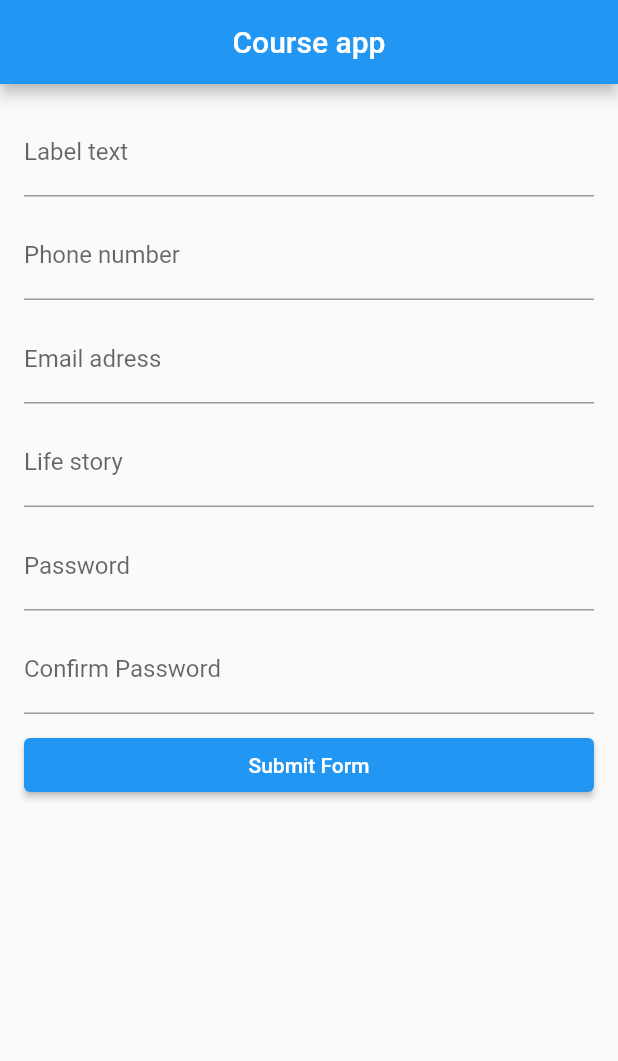
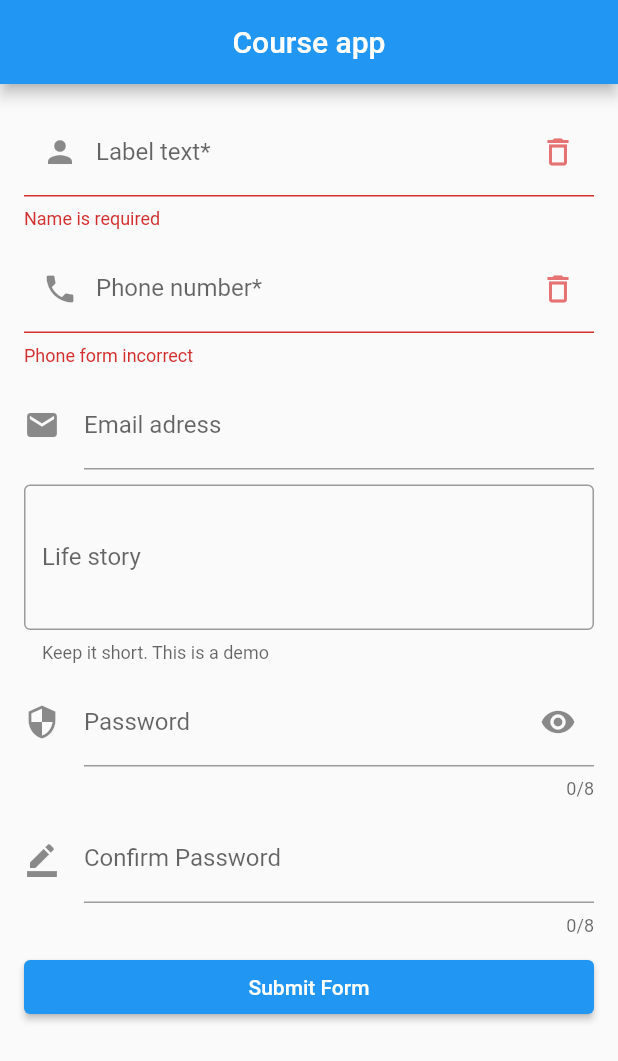
Before and after one commit to hardhill/course-flutter, a Flutter app: the screen it shows after launch, after a tap on "Submit Form", on a phone screen of 412 x 824 dp. Shown: the top 1061 px of the screen. Run offline on Flutter 3.47's test engine with Material 2 defaults, Android fonts, the phone set to English and light mode, and no system bars.

Commit message:
form lesson (validation)

```diff
--- a/lib/main.dart
+++ b/lib/main.dart
@@ -1,4 +1,5 @@
 import 'package:flutter/material.dart';
+import 'package:flutter/services.dart';
 
 void main() {
   runApp(const MyApp());
@@ -16,7 +17,8 @@ class MyApp extends StatelessWidget {
     );
   }
 }
-class MyHomePage extends StatelessWidget{
+
+class MyHomePage extends StatelessWidget {
   @override
   Widget build(BuildContext context) {
     return Scaffold(
@@ -27,36 +29,168 @@ class MyHomePage extends StatelessWidget{
       body: _bodyPage(),
     );
   }
+}
 
-}
 class _bodyPage extends StatefulWidget {
   @override
   State<_bodyPage> createState() => _bodyPageState();
 }
 
 class _bodyPageState extends State<_bodyPage> {
+  bool _hidePass = true;
+  final _nameController = TextEditingController();
+  final _phoneController = TextEditingController();
+  final _emailController = TextEditingController();
+  final _storyController = TextEditingController();
+  final _passwordController = TextEditingController();
+  final _confirmController = TextEditingController();
+  final _formKey = GlobalKey<FormState>();
+  @override
+  void dispose() {
+    _nameController.dispose();
+    _phoneController.dispose();
+    _emailController.dispose();
+    _storyController.dispose();
+    _passwordController.dispose();
+    _confirmController.dispose();
+    super.dispose();
+  }
   @override
   Widget build(BuildContext context) {
-    return ListView(
-      padding: EdgeInsets.all(16),
-      children: [
-        TextField(
-          decoration: InputDecoration(labelText: "Label text"),
-        ),
-        SizedBox(height: 10,),
-        TextFormField(decoration: InputDecoration(labelText: "Phone number"),),
-        SizedBox(height: 10,),
-        TextFormField(decoration: InputDecoration(labelText: "Email adress"),),
-        SizedBox(height: 10,),
-        TextFormField(decoration: InputDecoration(labelText: "Life story"),),
-        SizedBox(height: 10,),
-        TextFormField(decoration: InputDecoration(labelText: "Password"),),
-        SizedBox(height: 10,),
-        TextFormField(decoration: InputDecoration(labelText: "Confirm Password"),),
-        SizedBox(height: 10,),
-        ElevatedButton(onPressed: (){},
-            child: Text("Submit Form"))
-      ],
+    return Form(
+      key: _formKey,
+      child: ListView(
+        padding: EdgeInsets.all(16),
+        children: [
+          TextFormField(
+            controller: _nameController,
+            decoration: InputDecoration(
+              labelText: "Label text*",
+              hintText: "What do people call you?",
+              prefixIcon: Icon(Icons.person),
+              suffixIcon: Icon(
+                Icons.delete_outline,
+                color: Colors.red.shade300,
+              ),
+              enabledBorder: OutlineInputBorder(
+                  borderRadius: BorderRadius.circular(20),
+                  borderSide: BorderSide()),
+              focusedBorder: OutlineInputBorder(
+                  borderRadius: BorderRadius.circular(20),
+                  borderSide: BorderSide(color: Colors.blueAccent)),
+            ),
+            validator: _validateName,
+          ),
+          SizedBox(
+            height: 10,
+          ),
+          TextFormField(
+            controller: _phoneController,
+            decoration: InputDecoration(
+                labelText: "Phone number*",
+                hintText: "Where can we reach you?",
+                helperText: "Phone format (XXX)XXX-XXXX",
+                prefixIcon: Icon(Icons.phone),
+                suffixIcon: Icon(
+                  Icons.delete_outline,
+                  color: Colors.red[300],
+                ),
+                focusedBorder: OutlineInputBorder(
+                    borderSide: BorderSide(color: Colors.blue),
+                    borderRadius: BorderRadius.circular(20)),
+                enabledBorder: OutlineInputBorder(
+                    borderSide: BorderSide(),
+                    borderRadius: BorderRadius.circular(20))),
+            keyboardType: TextInputType.phone,
+            inputFormatters: [FilteringTextInputFormatter(RegExp(r"^[()\d -]{1,15}$"), allow: true)],
+            validator: (value)=>_phoneNumberValidator(value!)?null:"Phone form incorrect",
+          ),
+          SizedBox(
+            height: 10,
+          ),
+          TextFormField(
+            controller: _emailController,
+            decoration: InputDecoration(
+              labelText: "Email adress",
+              hintText: "Enter email address",
+              icon: Icon(Icons.mail),
+            ),
+            keyboardType: TextInputType.emailAddress,
+          ),
+          SizedBox(
+            height: 10,
+          ),
+          TextFormField(
+            controller: _storyController,
+            decoration: InputDecoration(
+                labelText: "Life story",
+                hintText: "Tell us about your self",
+                helperText: "Keep it short. This is a demo",
+                border: OutlineInputBorder()),
+            maxLines: 3,
+            inputFormatters: [
+              LengthLimitingTextInputFormatter(100)
+            ],
+          ),
+          SizedBox(
+            height: 10,
+          ),
+          TextFormField(
+            controller: _passwordController,
+            obscureText: _hidePass,
+            maxLength: 8,
+            decoration: InputDecoration(
+                labelText: "Password",
+                hintText: "Enter the password",
+                icon: Icon(Icons.security),
+                suffixIcon: IconButton(
+                  icon: Icon(_hidePass ? Icons.visibility : Icons.visibility_off),
+                  onPressed: () {
+                    setState(() {
+                      _hidePass = !_hidePass;
+                    });
+                  },
+                )),
+          ),
+          SizedBox(
+            height: 10,
+          ),
+          TextFormField(
+            controller: _confirmController,
+            obscureText: _hidePass,
+            maxLength: 8,
+            decoration: InputDecoration(
+              labelText: "Confirm Password",
+              hintText: "Confirm the password",
+              icon: Icon(Icons.border_color),
+            ),
+          ),
+          SizedBox(
+            height: 10,
+          ),
+          ElevatedButton(onPressed: _submitForm, child: Text("Submit Form"))
+        ],
+      ),
     );
   }
+  void _submitForm(){
+    if(_formKey.currentState!.validate()){
+      print("Name ${_nameController.text}");
+      print("Phone ${_phoneController.text}");
+    }
+  }
+  String? _validateName(String? value){
+    final _nameExp = RegExp(r"^[A-Za-z ]+$");
+    if(value!.isEmpty){
+      return "Name is required";
+    }else if(!_nameExp.hasMatch(value)){
+      return "Please input alphabetical characters";
+    } else{
+      return null;
+    }
+  }
+  bool _phoneNumberValidator(String input){
+    final _phoneExp = RegExp(r"^\(\d\d\d\)\d\d\d\-\d\d\d\d$");
+    return _phoneExp.hasMatch(input);
+  }
 }
```
